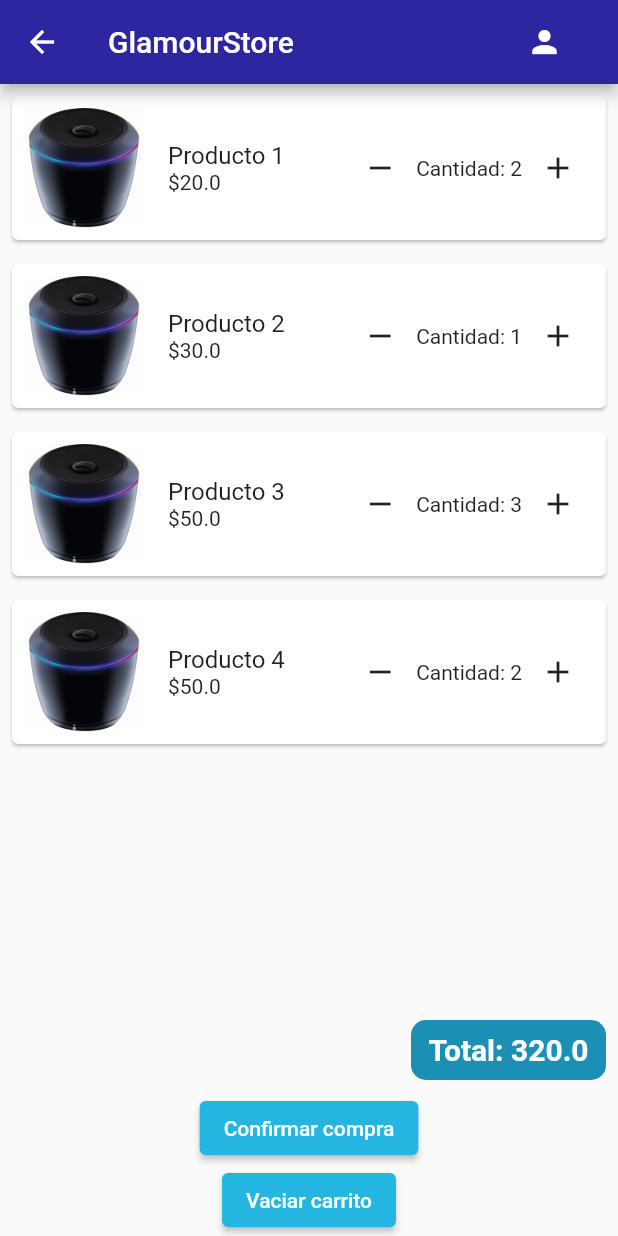
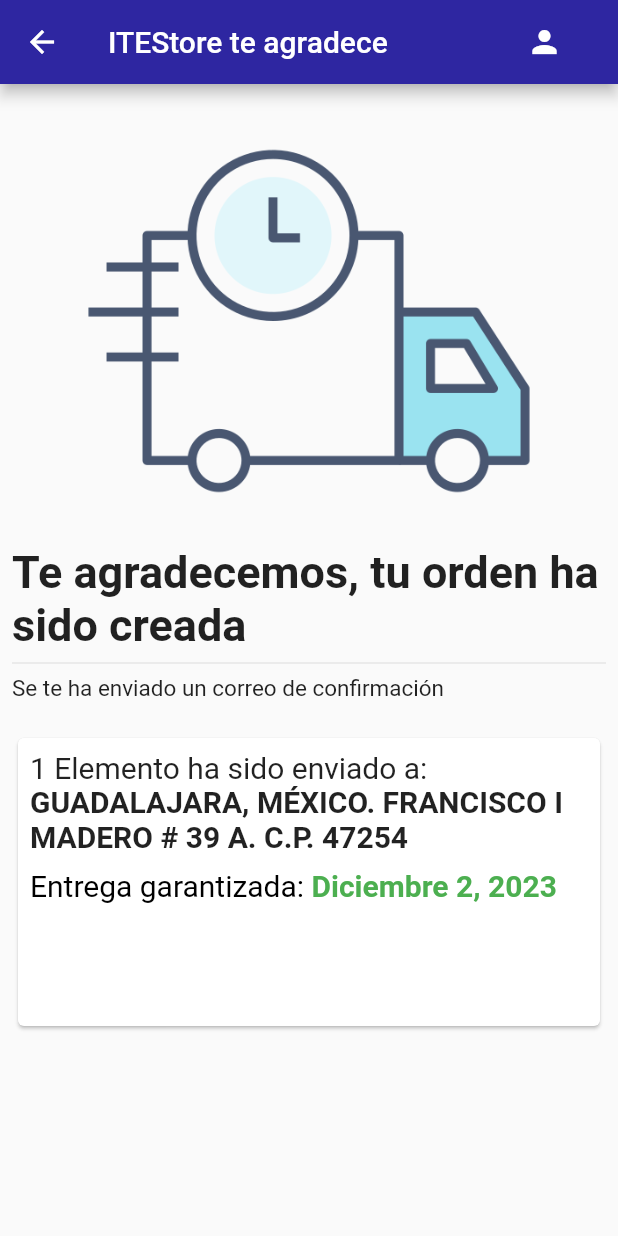
Before and after one commit to ChrisPereda0601/Proyecto-moviles, a Flutter app: the CarritoDetalle screen opened directly, after a tap on "Confirmar compra", on a phone screen of 412 x 824 dp. Run offline on Flutter 3.47's test engine with Material 2 defaults, Android fonts, the phone set to English and light mode, and no system bars.

Commit message:
[Update] Entrega producto

```diff
--- a/lib/carrito_detalle.dart
+++ b/lib/carrito_detalle.dart
@@ -1,4 +1,6 @@
 import 'package:flutter/material.dart';
+import 'package:tienda_online/detalle_producto.dart';
+import 'package:tienda_online/estado_entrega.dart';
 
 class CarritoDetalle extends StatefulWidget {
   const CarritoDetalle({super.key});
@@ -37,7 +39,7 @@ class _CarritoDetalleState extends State<CarritoDetalle> {
   Widget build(BuildContext context) {
     return Scaffold(
       appBar: AppBar(
-        title: Text('GlamourStore'),
+        title: Text('ITEStore'),
         backgroundColor: Color.fromRGBO(46, 38, 161, 1),
         actions: [
           Padding(
@@ -69,11 +71,20 @@ class _CarritoDetalleState extends State<CarritoDetalle> {
                     padding: EdgeInsets.all(8.0),
                     child: Row(
                       children: [
-                        Image.asset(
+                        GestureDetector(
+                          onTap: () {
+                            Navigator.of(context).push(
+                              MaterialPageRoute(
+                                builder: (context) => DetalleProducto(),
+                              ),
+                            );
+                          },
+                          child: Image.asset(
                             'assets/images/bocina.jpg',
                             width: 80.0,
                             height: 80.0,
                             fit: BoxFit.cover,
+                          ),
                         ),
                         SizedBox(width: 16.0),
                         Expanded(
@@ -92,9 +103,17 @@ class _CarritoDetalleState extends State<CarritoDetalle> {
                           ),
                         ),
                         // Eliminar
-                        IconButton(
-                          icon: Icon(Icons.remove),
+                        SizedBox(
+                          width: 60.0, // Ancho deseado
+                          height: 30.0, // Alto deseado
+                          child: ElevatedButton(
                             onPressed: () {},
+                            style: ButtonStyle(
+                              backgroundColor: MaterialStateProperty.all<Color>(
+                                  Color.fromARGB(255, 36, 181, 225)),
+                            ),
+                            child: Icon(Icons.remove),
+                          ),
                         ),
                         // Cantidad
                         Text(
@@ -102,9 +121,17 @@ class _CarritoDetalleState extends State<CarritoDetalle> {
                           style: TextStyle(fontSize: 14.0),
                         ),
                         // Agregar
-                        IconButton(
-                          icon: Icon(Icons.add),
+                        SizedBox(
+                          width: 60.0, // Ancho deseado
+                          height: 30.0, // Alto deseado
+                          child: ElevatedButton(
                             onPressed: () {},
+                            style: ButtonStyle(
+                              backgroundColor: MaterialStateProperty.all<Color>(
+                                  Color.fromARGB(255, 36, 181, 225)),
+                            ),
+                            child: Icon(Icons.add),
+                          ),
                         ),
                       ],
                     ),
@@ -143,7 +170,13 @@ class _CarritoDetalleState extends State<CarritoDetalle> {
             mainAxisAlignment: MainAxisAlignment.center,
             children: [
               ElevatedButton(
-                onPressed: () {},
+                onPressed: () {
+                  Navigator.of(context).push(
+                    MaterialPageRoute(
+                      builder: (context) => EstadoEntrega(),
+                    ),
+                  );
+                },
                 style: ButtonStyle(
                   backgroundColor: MaterialStateProperty.all<Color>(
                     Color.fromARGB(255, 36, 181, 225),
--- a/lib/detalle_producto.dart
+++ b/lib/detalle_producto.dart
@@ -8,7 +8,7 @@ class DetalleProducto extends StatelessWidget {
   Widget build(BuildContext context) {
     return Scaffold(
       appBar: AppBar(
-        title: Text('GlamourStore'),
+        title: Text('ITEStore'),
         backgroundColor: Color.fromRGBO(46, 38, 161, 1),
         actions: [
           Padding(
@@ -70,29 +70,12 @@ class DetalleProducto extends StatelessWidget {
                           10), //Padding entre container y sus elementos.
                       child: Container(
                         child: Row(
-                          mainAxisAlignment: MainAxisAlignment.spaceBetween,
+                          mainAxisAlignment: MainAxisAlignment.center,
                           children: [
-                            ElevatedButton(
-                              onPressed: () {},
-                              child: Icon(Icons.remove),
-                              style: ButtonStyle(
-                                backgroundColor:
-                                    MaterialStateProperty.all<Color>(
-                                        Color.fromARGB(255, 36, 181, 225)),
-                              ),
-                            ),
-                            Text("1"),
-                            ElevatedButton(
-                              onPressed: () {},
-                              style: ButtonStyle(
-                                backgroundColor:
-                                    MaterialStateProperty.all<Color>(
-                                        Color.fromARGB(255, 36, 181, 225)),
-                              ),
-                              child: Icon(Icons.add),
-                            ),
-                            SizedBox(width: 20),
-                            ElevatedButton(
+                            SizedBox(
+                              width: 300,
+                              height: 45,
+                              child: ElevatedButton(
                                 onPressed: () {},
                                 style: ButtonStyle(
                                   backgroundColor:
@@ -100,6 +83,7 @@ class DetalleProducto extends StatelessWidget {
                                           Color.fromARGB(255, 36, 181, 225)),
                                 ),
                                 child: Text("Agregar a carrito"),
+                              ),
                             ),
                           ],
                         ),
--- /dev/null
+++ b/lib/estado_entrega.dart
@@ -0,0 +1,124 @@
+import 'package:flutter/material.dart';
+import 'package:tienda_online/login.dart';
+
+class EstadoEntrega extends StatelessWidget {
+  const EstadoEntrega({super.key});
+
+  @override
+  Widget build(BuildContext context) {
+    return Scaffold(
+      appBar: AppBar(
+        title: Text('ITEStore te agradece'),
+        backgroundColor: Color.fromRGBO(46, 38, 161, 1),
+        actions: [
+          Padding(
+            padding: const EdgeInsets.only(right: 25),
+            child: IconButton(
+              icon: Icon(Icons.person),
+              tooltip: "Log In",
+              onPressed: () {
+                Navigator.of(context).push(
+                  MaterialPageRoute(
+                    builder: (context) => Login(),
+                  ),
+                );
+              },
+            ),
+          ),
+        ],
+      ),
+      body: Padding(
+        padding: const EdgeInsets.all(8.0),
+        child: Column(
+          children: [
+            Row(
+              mainAxisAlignment: MainAxisAlignment.center,
+              children: [
+                Image.asset(
+                  "assets/images/delivery.png",
+                  width: 300,
+                  height: 300,
+                ),
+              ],
+            ),
+            Wrap(
+              children: [
+                Text(
+                  "Te agradecemos, tu orden ha sido creada",
+                  style: TextStyle(fontWeight: FontWeight.bold, fontSize: 30),
+                ),
+              ],
+            ),
+            Divider(),
+            Row(
+              children: [
+                Text(
+                  "Se te ha enviado un correo de confirmación",
+                  style: TextStyle(fontSize: 15),
+                ),
+              ],
+            ),
+            SizedBox(
+              height: 20,
+            ),
+            Container(
+              height: 200,
+              child: Card(
+                child: Padding(
+                  padding: const EdgeInsets.all(8.0),
+                  child: Column(
+                    children: [
+                      Row(
+                        children: [
+                          Text(
+                            '1 Elemento ha sido enviado a:',
+                            style: TextStyle(fontSize: 20),
+                          ),
+                        ],
+                      ),
+                      Wrap(
+                        children: [
+                          Text(
+                            'GUADALAJARA, MÉXICO. FRANCISCO I MADERO # 39 A. C.P. 47254',
+                            style: TextStyle(
+                                fontSize: 20, fontWeight: FontWeight.bold),
+                          ),
+                        ],
+                      ),
+                      SizedBox(
+                        height: 10,
+                      ),
+                      Row(
+                        children: [
+                          RichText(
+                            text: TextSpan(
+                              children: <TextSpan>[
+                                TextSpan(
+                                  text: 'Entrega garantizada: ',
+                                  style: TextStyle(
+                                      fontSize: 20, color: Colors.black),
+                                ),
+                                TextSpan(
+                                  text: 'Diciembre 2, 2023',
+                                  style: TextStyle(
+                                      fontSize: 20,
+                                      color: Colors
+                                          .green, // Color verde para la fecha
+                                      fontWeight: FontWeight.bold),
+                                ),
+                              ],
+                            ),
+                          ),
+                        ],
+                      )
+                    ],
+                  ),
+                ),
+              ),
+            ),
+          ],
+        ),
+      ),
+    );
+  }
+}
```
Also changed, not shown: pubspec.yaml (+10 -1 lines), assets/images/ITEStore.png (added), assets/images/delivery.png (added), pubspec.lock, 28 other files. Lines whose indentation alone changed are shown as unchanged.
